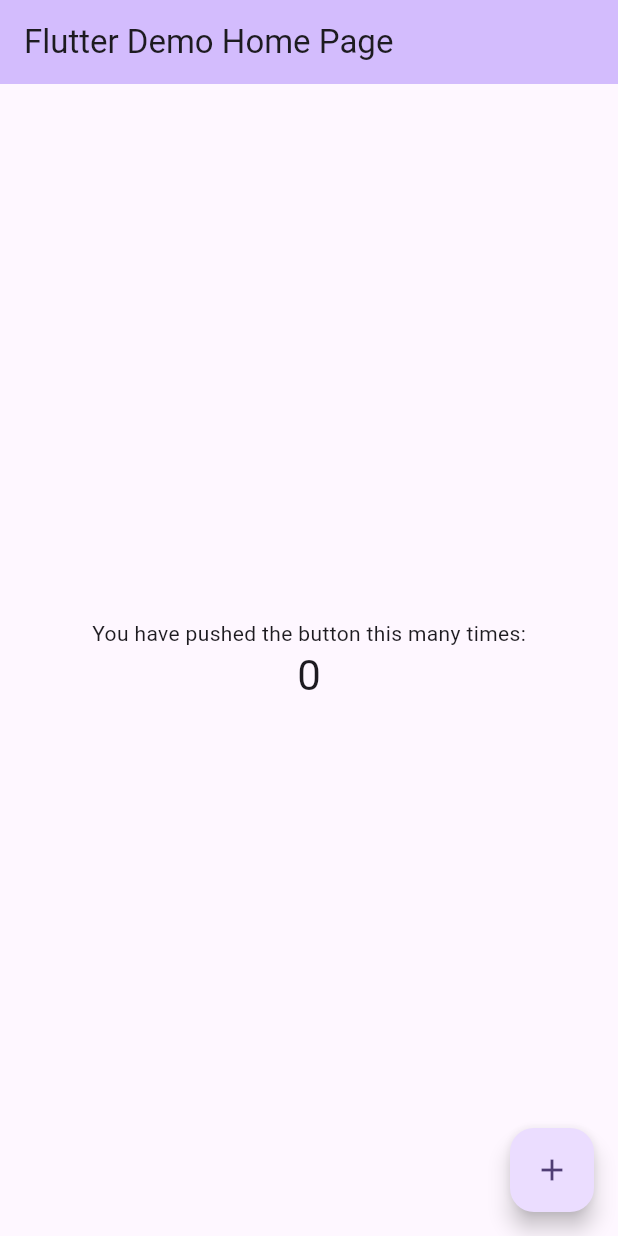
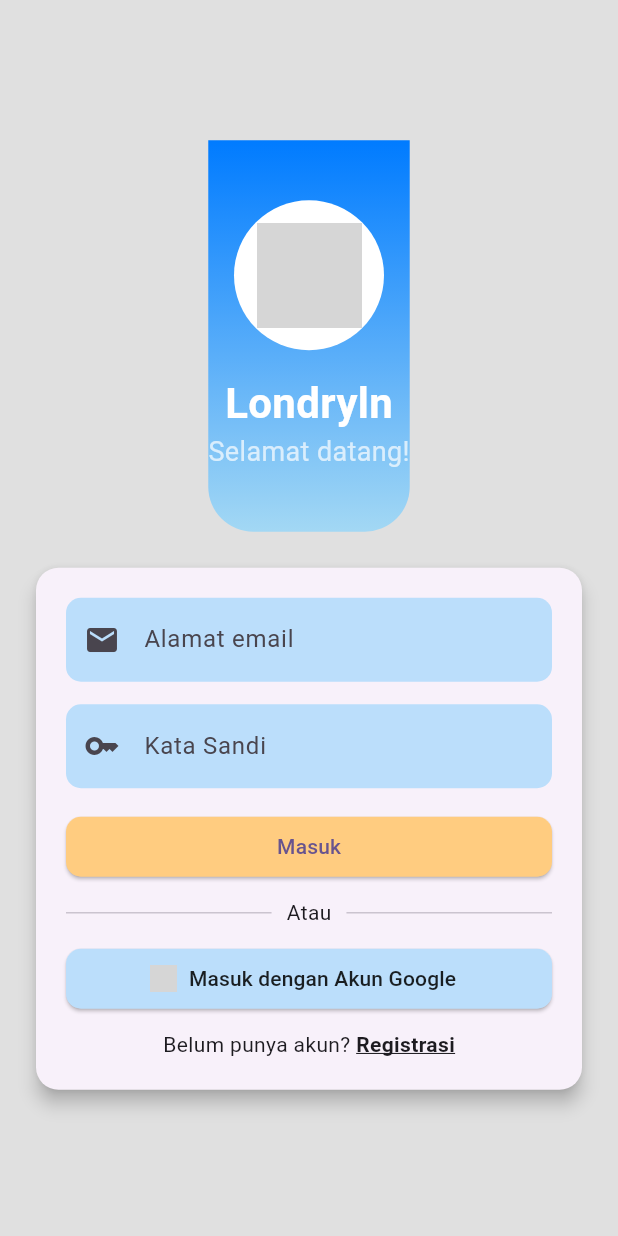
Before and after one commit to RayhanLauzzadani/pppl-fp, a Flutter app: the screen it shows after launch, on a phone screen of 412 x 824 dp. Run offline on Flutter 3.47's test engine with Material 3 defaults, Android fonts, the phone set to English and light mode, and no system bars; network calls fail; grey boxes are pictures that could not be loaded.

Commit message:
sign in 50%

```diff
--- a/lib/features/auth/presentation/pages/sign_in_page.dart
+++ b/lib/features/auth/presentation/pages/sign_in_page.dart
@@ -0,0 +1,182 @@
+import 'package:flutter/material.dart';
+
+class SignInPage extends StatefulWidget {
+  const SignInPage({super.key});
+
+  @override
+  State<SignInPage> createState() => _SignInPageState();
+}
+
+class _SignInPageState extends State<SignInPage> {
+  final TextEditingController emailController = TextEditingController();
+  final TextEditingController passwordController = TextEditingController();
+
+  @override
+  Widget build(BuildContext context) {
+    return Scaffold(
+      backgroundColor: Colors.grey.shade300,
+      body: Center(
+        child: SingleChildScrollView(
+          child: Container(
+            margin: const EdgeInsets.symmetric(horizontal: 20),
+            child: Column(
+              children: [
+                // Header dengan gradient dan logo
+                Container(
+                  padding: const EdgeInsets.symmetric(vertical: 40),
+                  decoration: const BoxDecoration(
+                    gradient: LinearGradient(
+                      colors: [Color(0xff007bff), Color(0xffa3d8f4)],
+                      begin: Alignment.topCenter,
+                      end: Alignment.bottomCenter,
+                    ),
+                    borderRadius: BorderRadius.only(
+                      bottomLeft: Radius.circular(30),
+                      bottomRight: Radius.circular(30),
+                    ),
+                  ),
+                  child: Column(
+                    children: [
+                      CircleAvatar(
+                        backgroundColor: Colors.white,
+                        radius: 50,
+                        child: Image.network(
+                          'https://cdn-icons-png.flaticon.com/512/3176/3176367.png',
+                          width: 70,
+                          height: 70,
+                        ),
+                      ),
+                      const SizedBox(height: 15),
+                      const Text(
+                        'Londryln',
+                        style: TextStyle(
+                          fontWeight: FontWeight.bold,
+                          fontSize: 28,
+                          color: Colors.white,
+                        ),
+                      ),
+                      const Text(
+                        'Selamat datang!',
+                        style: TextStyle(
+                          fontSize: 18,
+                          color: Colors.white70,
+                        ),
+                      )
+                    ],
+                  ),
+                ),
+                const SizedBox(height: 20),
+                // Form login
+                Card(
+                  shape: RoundedRectangleBorder(
+                    borderRadius: BorderRadius.circular(15),
+                  ),
+                  elevation: 5,
+                  child: Padding(
+                    padding: const EdgeInsets.all(20),
+                    child: Column(
+                      children: [
+                        TextField(
+                          controller: emailController,
+                          decoration: InputDecoration(
+                            filled: true,
+                            fillColor: Colors.blue.shade100,
+                            prefixIcon: const Icon(Icons.email),
+                            hintText: 'Alamat email',
+                            border: OutlineInputBorder(
+                              borderRadius: BorderRadius.circular(10),
+                              borderSide: BorderSide.none,
+                            ),
+                          ),
+                        ),
+                        const SizedBox(height: 15),
+                        TextField(
+                          controller: passwordController,
+                          obscureText: true,
+                          decoration: InputDecoration(
+                            filled: true,
+                            fillColor: Colors.blue.shade100,
+                            prefixIcon: const Icon(Icons.key),
+                            hintText: 'Kata Sandi',
+                            border: OutlineInputBorder(
+                              borderRadius: BorderRadius.circular(10),
+                              borderSide: BorderSide.none,
+                            ),
+                          ),
+                        ),
+                        const SizedBox(height: 15),
+                        ElevatedButton(
+                          onPressed: () {
+                            // TODO: implement login logic here
+                          },
+                          style: ElevatedButton.styleFrom(
+                            backgroundColor: Colors.orange.shade200,
+                            minimumSize: const Size.fromHeight(40),
+                            shape: RoundedRectangleBorder(
+                              borderRadius: BorderRadius.circular(10),
+                            ),
+                          ),
+                          child: const Text('Masuk'),
+                        ),
+                        const SizedBox(height: 10),
+                        Row(
+                          children: const [
+                            Expanded(child: Divider()),
+                            Padding(
+                              padding: EdgeInsets.symmetric(horizontal: 10),
+                              child: Text('Atau'),
+                            ),
+                            Expanded(child: Divider()),
+                          ],
+                        ),
+                        const SizedBox(height: 10),
+                        ElevatedButton.icon(
+                          onPressed: () {
+                            // TODO: implement Google Sign-In logic here
+                          },
+                          icon: Image.network(
+                            'https://upload.wikimedia.org/wikipedia/commons/5/53/Google_%22G%22_Logo.svg',
+                            height: 18,
+                            width: 18,
+                          ),
+                          label: const Text('Masuk dengan Akun Google'),
+                          style: ElevatedButton.styleFrom(
+                            backgroundColor: Colors.blue.shade100,
+                            foregroundColor: Colors.black87,
+                            minimumSize: const Size.fromHeight(40),
+                            shape: RoundedRectangleBorder(
+                              borderRadius: BorderRadius.circular(10),
+                            ),
+                          ),
+                        ),
+                        const SizedBox(height: 10),
+                        Row(
+                          mainAxisAlignment: MainAxisAlignment.center,
+                          children: [
+                            const Text('Belum punya akun? '),
+                            GestureDetector(
+                              onTap: () {
+                                // TODO: Navigate to registration page
+                              },
+                              child: const Text(
+                                'Registrasi',
+                                style: TextStyle(
+                                  fontWeight: FontWeight.bold,
+                                  decoration: TextDecoration.underline,
+                                ),
+                              ),
+                            )
+                          ],
+                        )
+                      ],
+                    ),
+                  ),
+                )
+              ],
+            ),
+          ),
+        ),
+      ),
+    );
+  }
+}
--- a/lib/main.dart
+++ b/lib/main.dart
@@ -1,4 +1,6 @@
 import 'package:flutter/material.dart';
+// Import halaman sign in
+import 'features/auth/presentation/pages/sign_in_page.dart'; // pastikan path-nya sesuai struktur project kamu
 
 void main() {
   runApp(const MyApp());
@@ -7,116 +9,17 @@ void main() {
 class MyApp extends StatelessWidget {
   const MyApp({super.key});
 
-  // This widget is the root of your application.
   @override
   Widget build(BuildContext context) {
     return MaterialApp(
-      title: 'Flutter Demo',
+      title: 'Laundry In',
       theme: ThemeData(
-        // This is the theme of your application.
-        //
-        // TRY THIS: Try running your application with "flutter run". You'll see
-        // the application has a purple toolbar. Then, without quitting the app,
-        // try changing the seedColor in the colorScheme below to Colors.green
-        // and then invoke "hot reload" (save your changes or press the "hot
-        // reload" button in a Flutter-supported IDE, or press "r" if you used
-        // the command line to start the app).
-        //
-        // Notice that the counter didn't reset back to zero; the application
-        // state is not lost during the reload. To reset the state, use hot
-        // restart instead.
-        //
-        // This works for code too, not just values: Most code changes can be
-        // tested with just a hot reload.
         colorScheme: ColorScheme.fromSeed(seedColor: Colors.deepPurple),
+        useMaterial3: true,
       ),
-      home: const MyHomePage(title: 'Flutter Demo Home Page'),
+      // Set halaman pertama ke SignInPage
+      home: const SignInPage(),
+      debugShowCheckedModeBanner: false,
     );
   }
 }
-
-class MyHomePage extends StatefulWidget {
-  const MyHomePage({super.key, required this.title});
-
-  // This widget is the home page of your application. It is stateful, meaning
-  // that it has a State object (defined below) that contains fields that affect
-  // how it looks.
-
-  // This class is the configuration for the state. It holds the values (in this
-  // case the title) provided by the parent (in this case the App widget) and
-  // used by the build method of the State. Fields in a Widget subclass are
-  // always marked "final".
-
-  final String title;
-
-  @override
-  State<MyHomePage> createState() => _MyHomePageState();
-}
-
-class _MyHomePageState extends State<MyHomePage> {
-  int _counter = 0;
-
-  void _incrementCounter() {
-    setState(() {
-      // This call to setState tells the Flutter framework that something has
-      // changed in this State, which causes it to rerun the build method below
-      // so that the display can reflect the updated values. If we changed
-      // _counter without calling setState(), then the build method would not be
-      // called again, and so nothing would appear to happen.
-      _counter++;
-    });
-  }
-
-  @override
-  Widget build(BuildContext context) {
-    // This method is rerun every time setState is called, for instance as done
-    // by the _incrementCounter method above.
-    //
-    // The Flutter framework has been optimized to make rerunning build methods
-    // fast, so that you can just rebuild anything that needs updating rather
-    // than having to individually change instances of widgets.
-    return Scaffold(
-      appBar: AppBar(
-        // TRY THIS: Try changing the color here to a specific color (to
-        // Colors.amber, perhaps?) and trigger a hot reload to see the AppBar
-        // change color while the other colors stay the same.
-        backgroundColor: Theme.of(context).colorScheme.inversePrimary,
-        // Here we take the value from the MyHomePage object that was created by
-        // the App.build method, and use it to set our appbar title.
-        title: Text(widget.title),
-      ),
-      body: Center(
-        // Center is a layout widget. It takes a single child and positions it
-        // in the middle of the parent.
-        child: Column(
-          // Column is also a layout widget. It takes a list of children and
-          // arranges them vertically. By default, it sizes itself to fit its
-          // children horizontally, and tries to be as tall as its parent.
-          //
-          // Column has various properties to control how it sizes itself and
-          // how it positions its children. Here we use mainAxisAlignment to
-          // center the children vertically; the main axis here is the vertical
-          // axis because Columns are vertical (the cross axis would be
-          // horizontal).
-          //
-          // TRY THIS: Invoke "debug painting" (choose the "Toggle Debug Paint"
-          // action in the IDE, or press "p" in the console), to see the
-          // wireframe for each widget.
-          mainAxisAlignment: MainAxisAlignment.center,
-          children: <Widget>[
-            const Text('You have pushed the button this many times:'),
-            Text(
-              '$_counter',
-              style: Theme.of(context).textTheme.headlineMedium,
-            ),
-          ],
-        ),
-      ),
-      floatingActionButton: FloatingActionButton(
-        onPressed: _incrementCounter,
-        tooltip: 'Increment',
-        child: const Icon(Icons.add),
-      ), // This trailing comma makes auto-formatting nicer for build methods.
-    );
-  }
-}
```
